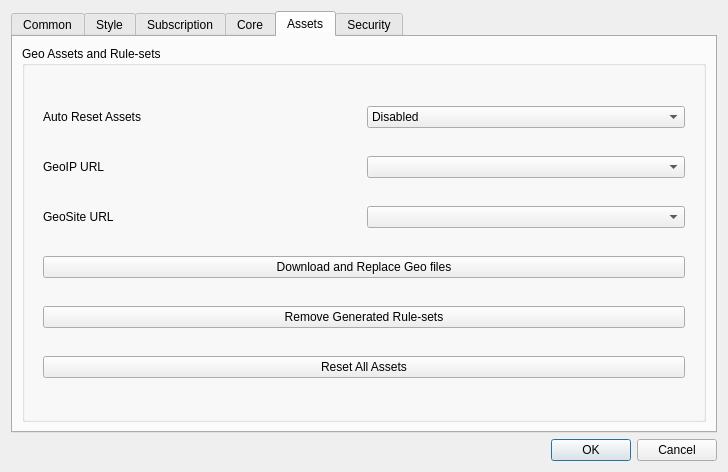
shengmo0210/Throne, file include/ui/setting/dialog_basic_settings.ui: the form before one commit.
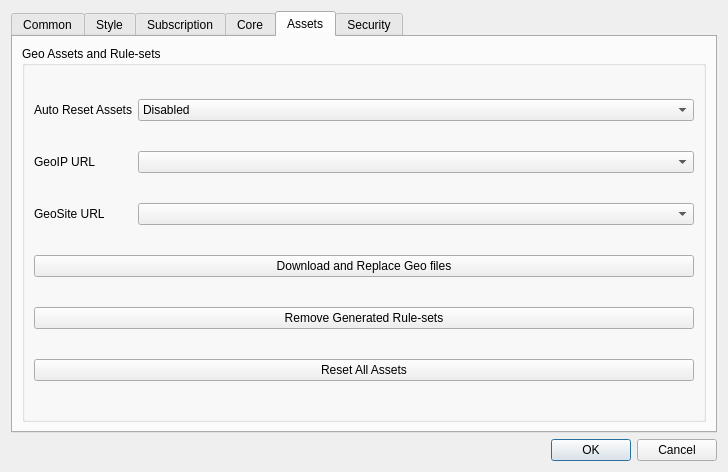
The form after the commit. The open tabs and pages were chosen to show the change. Custom widgets are drawn as their Qt base class.

Commit message: fix: import ui layout and fix #603 #620

```diff
--- a/include/ui/setting/dialog_basic_settings.ui
+++ b/include/ui/setting/dialog_basic_settings.ui
@@ -771,21 +771,15 @@
          <property name="title">
           <string>Geo Assets and Rule-sets</string>
          </property>
-         <layout class="QVBoxLayout" name="verticalLayout_8">
-          <item>
-           <widget class="QWidget" name="widget" native="true">
-            <layout class="QVBoxLayout" name="verticalLayout_9">
-             <item>
-              <layout class="QHBoxLayout" name="horizontalLayout_12">
-               <item>
-                <widget class="QLabel" name="label_19">
-                 <property name="text">
-                  <string>Auto Reset Assets</string>
-                 </property>
-                </widget>
-               </item>
-               <item>
+         <layout class="QGridLayout" name="gridLayout_9">
+          <item row="0" column="2">
                 <widget class="QComboBox" name="auto_reset">
+            <property name="sizePolicy">
+             <sizepolicy hsizetype="Expanding" vsizetype="Fixed">
+              <horstretch>0</horstretch>
+              <verstretch>0</verstretch>
+             </sizepolicy>
+            </property>
                  <item>
                   <property name="text">
                    <string>Disabled</string>
@@ -808,44 +802,51 @@
                  </item>
                 </widget>
                </item>
-              </layout>
-             </item>
-             <item>
-              <layout class="QHBoxLayout" name="horizontalLayout_11">
-               <item>
-                <widget class="QLabel" name="geoip_url_l">
+          <item row="3" column="0" colspan="3">
+           <widget class="QPushButton" name="download_geo_btn">
+            <property name="text">
+             <string>Download and Replace Geo files</string>
+            </property>
+           </widget>
+          </item>
+          <item row="2" column="2">
+           <widget class="QComboBox" name="geosite_url"/>
+          </item>
+          <item row="0" column="0" colspan="2">
+           <widget class="QLabel" name="label_19">
                  <property name="text">
-                  <string>GeoIP URL</string>
+             <string>Auto Reset Assets</string>
                  </property>
                 </widget>
                </item>
-               <item>
+          <item row="1" column="2">
                 <widget class="QComboBox" name="geoip_url"/>
                </item>
-              </layout>
-             </item>
-             <item>
-              <layout class="QHBoxLayout" name="horizontalLayout_14">
-               <item>
+          <item row="2" column="0">
                 <widget class="QLabel" name="geosite_url_l">
                  <property name="text">
                   <string>GeoSite URL</string>
                  </property>
                 </widget>
                </item>
-               <item>
-                <widget class="QComboBox" name="geosite_url"/>
-               </item>
-              </layout>
-             </item>
-             <item>
-              <widget class="QPushButton" name="download_geo_btn">
+          <item row="5" column="0" colspan="3">
+           <widget class="QPushButton" name="reset_assets">
+            <property name="toolTip">
+             <string>&lt;html&gt;&lt;head/&gt;&lt;body&gt;&lt;p&gt;Downloads and replaces the geo asstes, and removes all generated rule-sets, then restarts the proxy&lt;/p&gt;&lt;/body&gt;&lt;/html&gt;</string>
+            </property>
+            <property name="text">
+             <string>Reset All Assets</string>
+            </property>
+           </widget>
+          </item>
+          <item row="1" column="0">
+           <widget class="QLabel" name="geoip_url_l">
                <property name="text">
-                <string>Download and Replace Geo files</string>
+             <string>GeoIP URL</string>
                </property>
               </widget>
              </item>
-             <item>
+          <item row="4" column="0" colspan="3">
               <widget class="QPushButton" name="remove_srs_btn">
                <property name="toolTip">
                 <string>&lt;html&gt;&lt;head/&gt;&lt;body&gt;&lt;p&gt;Remove the
@@ -855,19 +856,6 @@
                <property name="text">
                 <string>Remove Generated Rule-sets</string>
                </property>
-              </widget>
-             </item>
-             <item>
-              <widget class="QPushButton" name="reset_assets">
-               <property name="toolTip">
-                <string>&lt;html&gt;&lt;head/&gt;&lt;body&gt;&lt;p&gt;Downloads and replaces the geo asstes, and removes all generated rule-sets, then restarts the proxy&lt;/p&gt;&lt;/body&gt;&lt;/html&gt;</string>
-               </property>
-               <property name="text">
-                <string>Reset All Assets</string>
-               </property>
-              </widget>
-             </item>
-            </layout>
            </widget>
           </item>
          </layout>
```
Lines whose indentation alone changed are shown as unchanged. The commit also changes 2 other files.
